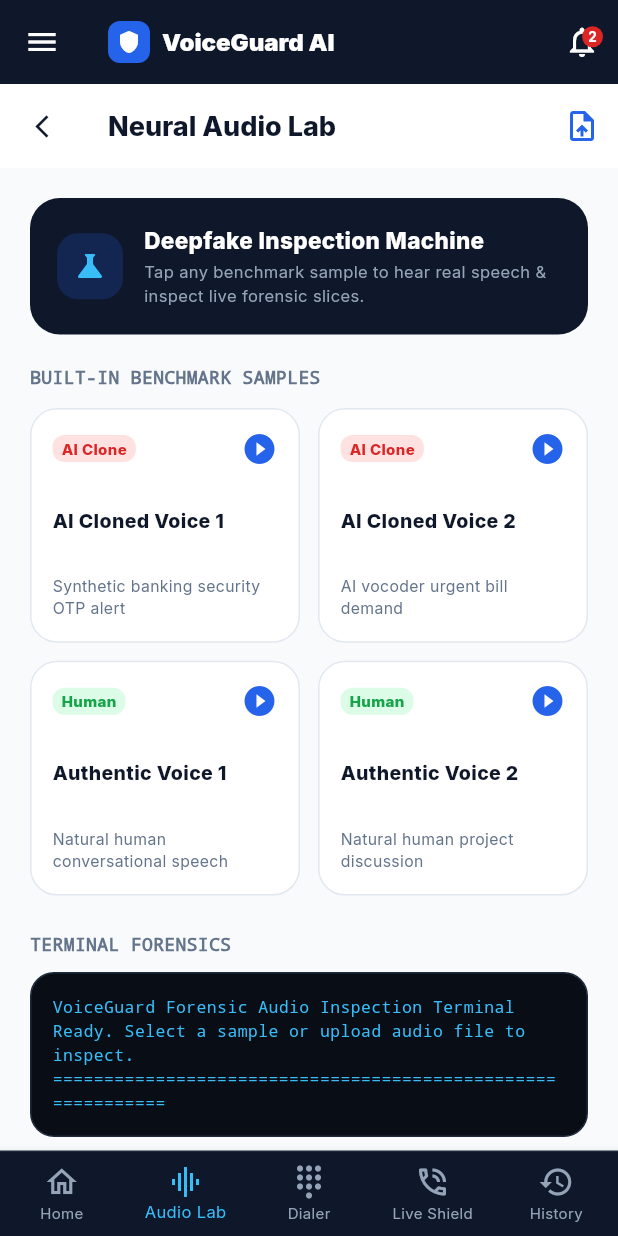
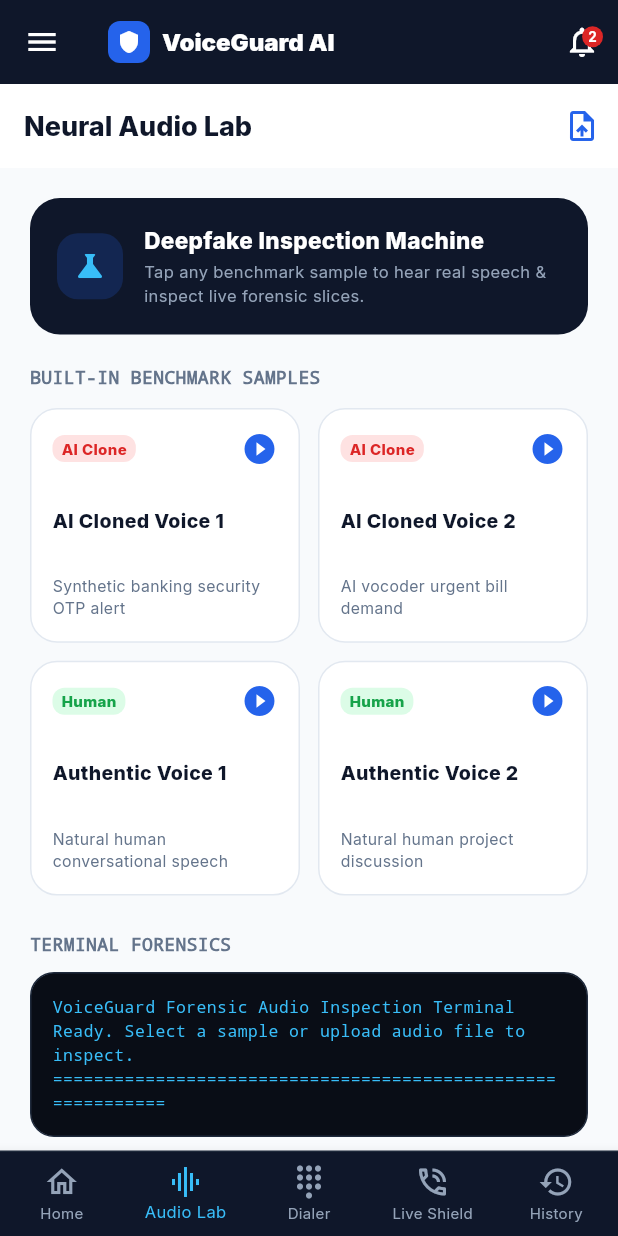
Before and after one commit to bindagearyan-bit/voice-clone-detection, a Flutter app: the screen it shows after launch, item 2 of the bottom bar chosen, on a phone screen of 412 x 824 dp. Run offline on Flutter 3.47's test engine with Material 3 defaults, Android fonts, the light colour scheme and no system bars; our stand-ins replace audioplayers, file_picker, flutter_local_notifications, google_fonts, permission_handler; missing offline and left inert: record.

Commit message:
fix(flutter): enhance responsive navigation and prevent invalid pops

```diff
--- a/voiceguard_flutter/lib/screens/audio_lab_screen.dart
+++ b/voiceguard_flutter/lib/screens/audio_lab_screen.dart
@@ -144,10 +144,12 @@
           'Neural Audio Lab',
           style: TextStyle(fontWeight: FontWeight.w800, color: Color(0xFF0F172A), fontSize: 18),
         ),
-        leading: IconButton(
-          icon: const Icon(Icons.arrow_back_ios_new, size: 18, color: Color(0xFF0F172A)),
-          onPressed: () => Navigator.pop(context),
-        ),
+        leading: Navigator.canPop(context)
+            ? IconButton(
+                icon: const Icon(Icons.arrow_back_ios_new, size: 18, color: Color(0xFF0F172A)),
+                onPressed: () => Navigator.pop(context),
+              )
+            : null,
         actions: [
           IconButton(
             icon: const Icon(Icons.upload_file, color: Color(0xFF2563EB)),
--- a/voiceguard_flutter/lib/services/notification_service.dart
+++ b/voiceguard_flutter/lib/services/notification_service.dart
@@ -57,7 +57,7 @@
       styleInformation: BigTextStyleInformation(
         isHigh
           ? '⚠️ HIGH SPOOF RISK: $riskScore% • Synthetic AI Voice Detected!\n$reason'
-          : '🟢 SAFE CALL: $riskScore% Spoof Risk • Natural Human Voice Verified\n$reason',
+          : '🟢 SAFE CALL: $riskScore% Spoof Risk • Natural Human rVoice Verified\n$reason',
         contentTitle: '🛡️ VoiceGuard Shield • $callerName ($phoneNumber)',
       ),
       actions: <AndroidNotificationAction>[
```
Also changed, not shown: voiceguard_flutter/lib/screens/dialer_screen.dart (+6 -4 lines), voiceguard_flutter/lib/screens/history_screen.dart (+6 -4 lines), voiceguard_flutter/lib/screens/protected_call_screen.dart (+10 -2 lines).
